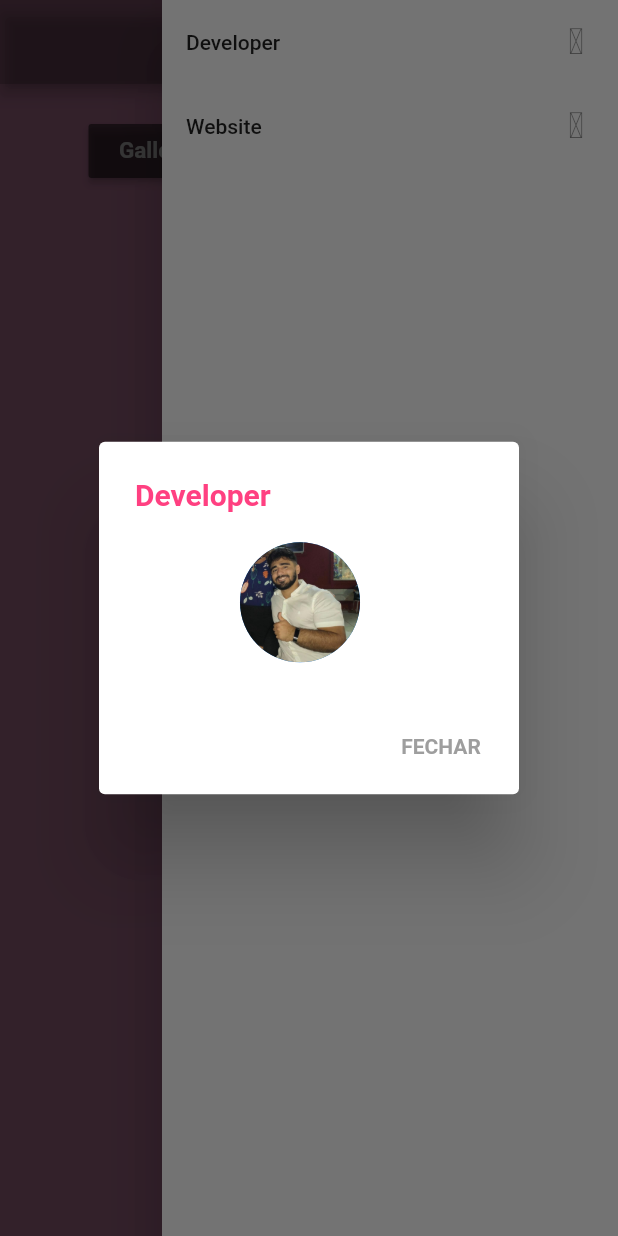
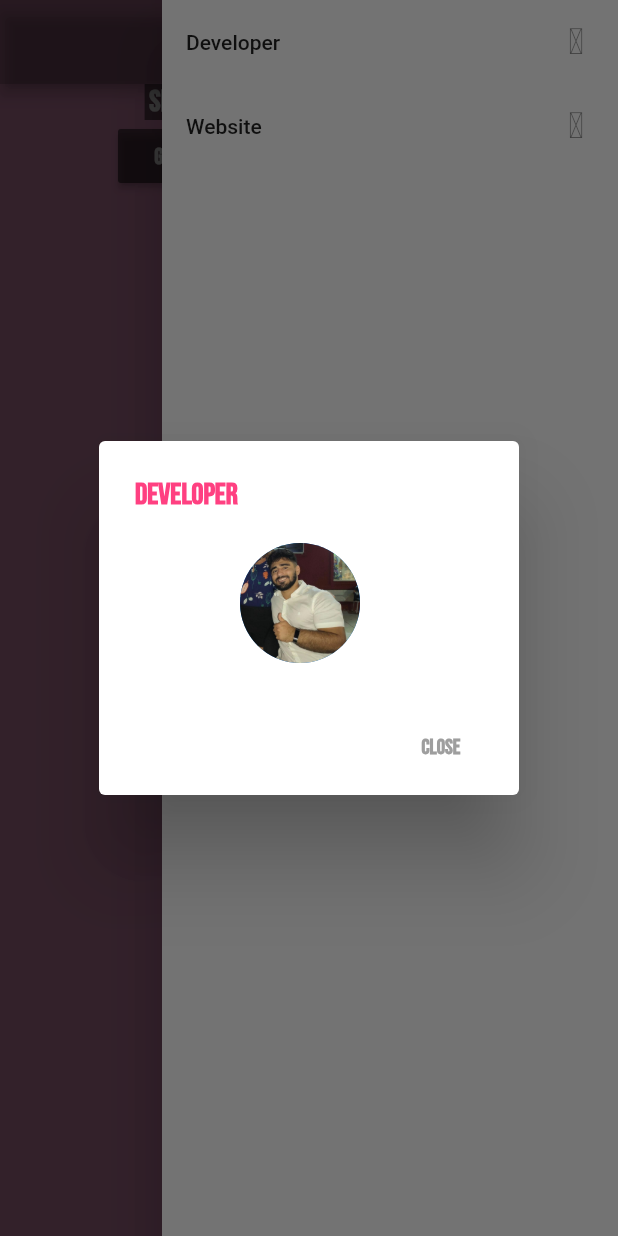
Before and after one commit to gabrieloureiro/GoCase-Meme-Factory, a Flutter app: the screen it shows after launch, in the side drawer, after a tap on "Developer", on a phone screen of 412 x 824 dp. Run offline on Flutter 3.47's test engine with Material 2 defaults, Android fonts, the phone set to English and light mode, and no system bars; our stand-ins replace image_picker, material_design_icons_flutter.

Commit message:
Image Saver remaing

```diff
--- a/lib/main.dart
+++ b/lib/main.dart
@@ -3,7 +3,6 @@ import 'package:gcm_factory/size_config.dart';
 import 'package:url_launcher/url_launcher.dart';
 import 'package:material_design_icons_flutter/material_design_icons_flutter.dart';
 import 'package:image_picker/image_picker.dart';
-import 'package:screenshot/screenshot.dart';
 import 'dart:async';
 import 'package:flutter/rendering.dart';
 import 'package:flutter/services.dart';
@@ -43,7 +42,6 @@ class _HomeState extends State<HomeScreen> {
 
   TextEditingController _controllerUp = TextEditingController();
   TextEditingController _controllerDown = TextEditingController();
-  ScreenshotController screenshotController = ScreenshotController();
   File _image;
 
 
@@ -101,6 +99,7 @@ class _HomeState extends State<HomeScreen> {
                         titleTextStyle: TextStyle(
                           color : Colors.pinkAccent,
                           fontSize: 20,
+                          fontFamily: 'Bebas Neue',
                           fontWeight: FontWeight.bold,
                         ),
                         content: SingleChildScrollView(
@@ -131,9 +130,10 @@ class _HomeState extends State<HomeScreen> {
                         actions: <Widget>[
                           FlatButton(
                             child: Text(
-                              "FECHAR",
+                              "Close",
                               style: TextStyle(
                                 color: Colors.grey,
+                                fontFamily: 'Bebas Neue',
                                 fontWeight: FontWeight.bold,
                               ),
                               ),
@@ -161,35 +161,50 @@ class _HomeState extends State<HomeScreen> {
 
   Widget _body(){
     return Stack(
-        alignment: Alignment.center,
+        alignment: Alignment.topCenter,
         children: <Widget>[
           Container(
             child: SingleChildScrollView(
               physics: AlwaysScrollableScrollPhysics(),
               child: Column(
                 mainAxisAlignment: MainAxisAlignment.start,
-                crossAxisAlignment: CrossAxisAlignment.center,
                 children: <Widget>[
-                  SizedBox(
-                    height: SizeConfig.blockSizeVertical*1,
-                  ),
                   _image == null
-                    ? Container()
+                    ? Text(" SELECT A IMAGE TO CREATE A MEME ",
+                        style: TextStyle(
+                          fontSize: 20,
+                          fontFamily: 'Bebas Neue',
+                          fontWeight: FontWeight.bold,
+                          color: Colors.white,
+                          backgroundColor: Colors.black54
+                        ),
+                      )
                       : Stack(
+                        alignment: Alignment.topCenter,
                           children: <Widget>[
                             Image.file(_image,
-                              width: SizeConfig.blockSizeHorizontal*115,
-                              height: SizeConfig.blockSizeVertical*57.5,
+                              alignment: Alignment.topCenter,
+                              width: SizeConfig.screenWidth,
+                              height: SizeConfig.screenHeight,
                             ),
                             _memeTextUp(),
-                            _memeTextDown()
+                            _memeTextDown(),
+                            Padding(
+                              padding: EdgeInsets.only(top:SizeConfig.blockSizeVertical*87.5),
+                              child:Text(" GOCASE MEME FACTORY ",
+                                style: TextStyle(
+                                  fontSize: 20,
+                                  fontFamily: 'Bebas Neue',
+                                  fontWeight: FontWeight.bold,
+                                  color: Colors.white,
+                                  backgroundColor: Colors.black54
+                                ),
+                              )
+                            ),
                           ],
                         ),
-                  SizedBox(
-                    height: SizeConfig.blockSizeVertical*1.5,
-                  ),
                   Row(
-                    mainAxisAlignment: MainAxisAlignment.spaceAround,
+                    mainAxisAlignment: MainAxisAlignment.spaceEvenly,
                     children: <Widget>[
                       RaisedButton(
                         color: Colors.black54,
@@ -199,6 +214,7 @@ class _HomeState extends State<HomeScreen> {
                         child: Text("Gallery",
                           style: TextStyle(
                             fontSize: 15,
+                            fontFamily: 'Bebas Neue',
                             fontWeight: FontWeight.bold
                           ),
                         ),
@@ -212,6 +228,7 @@ class _HomeState extends State<HomeScreen> {
                         child: Text("Camera",
                           style: TextStyle(
                             fontSize: 15,
+                            fontFamily: 'Bebas Neue',
                             fontWeight: FontWeight.bold
                           ),
                         ),
@@ -287,7 +304,6 @@ class _HomeState extends State<HomeScreen> {
                         height: SizeConfig.blockSizeVertical*1.5,
                       ),
                       Row(
-
                         mainAxisAlignment: MainAxisAlignment.spaceAround,
                         children: <Widget>[
                           RaisedButton(
@@ -295,16 +311,15 @@ class _HomeState extends State<HomeScreen> {
                             textColor: Colors.white,
                             splashColor: Colors.pinkAccent,
                             hoverColor: Colors.pinkAccent,
-                            child: Text("Generate",
+                            child: Text("Download",
                               style: TextStyle(
                                 fontSize: 15,
+                                fontFamily: 'Bebas Neue',
                                 fontWeight: FontWeight.bold
                               ),
                             ),
                             onPressed: () {
-                              if((_controllerUp.text).length<=31 && (_controllerDown.text).length<=31){
-                                //_memeTextUp();
-                                //_memeTextDown();
+                              if((_controllerUp.text).length<=95 && (_controllerDown.text).length<=95){
                                 //_screenshot();
                               } else {
                                 showDialog(
@@ -312,7 +327,7 @@ class _HomeState extends State<HomeScreen> {
                                   builder: (BuildContext context) {
                                     return AlertDialog(
                                       title: Text("Ops! You exceded the limit of characteres"),
-                                      content: Text("The limit of characteres are 31. Please erase some letters."),
+                                      content: Text("The limit of characteres are 95. Please erase some letters."),
                                       titleTextStyle: TextStyle(
                                         color : Color(0xffef89bf),
                                         fontSize: 17,
@@ -367,7 +382,7 @@ class _HomeState extends State<HomeScreen> {
     return Stack(
       children: <Widget>[
         Padding(
-          padding: EdgeInsets.only(top:SizeConfig.blockSizeVertical*54),
+          padding: EdgeInsets.only(top:SizeConfig.blockSizeVertical*71.5),
           child:Center(
             child: Text(_controllerDown.text,
               style: TextStyle(
--- a/pubspec.yaml
+++ b/pubspec.yaml
@@ -32,8 +32,6 @@ dev_dependencies:
   url_launcher: ^5.2.4
   material_design_icons_flutter: ^3.2.4595
   image_picker: ^0.6.2+1
-  screenshot: ^0.1.1
-  image_picker_saver: ^0.3.0
 
 # For information on the generic Dart part of this file, see the
 # following page: https://dart.dev/tools/pub/pubspec
```
Also changed, not shown: pubspec.lock.
